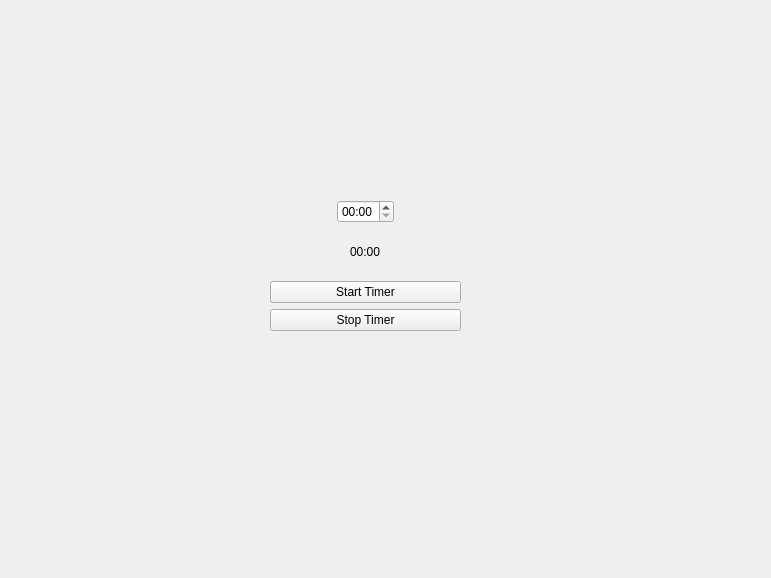
Before: the Qt Designer form mainwindow.ui in alexandra-len/PomodoroTimer, drawn with Qt 5.
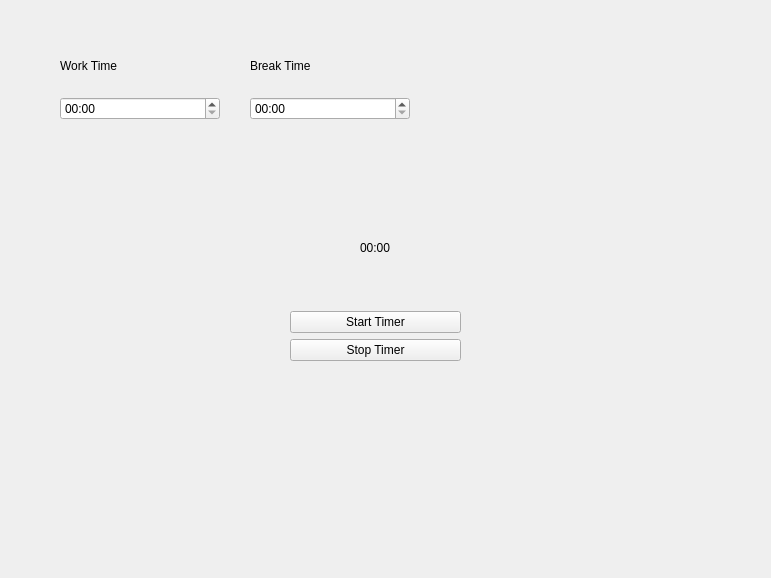
After: the same form once the commit is applied.

Commit message: complete simple timer + refactor

What changed in the file:
```diff
--- a/mainwindow.ui
+++ b/mainwindow.ui
@@ -17,36 +17,84 @@
    <widget class="QWidget" name="gridLayoutWidget">
     <property name="geometry">
      <rect>
-      <x>270</x>
-      <y>200</y>
-      <width>191</width>
-      <height>131</height>
+      <x>290</x>
+      <y>190</y>
+      <width>171</width>
+      <height>171</height>
      </rect>
     </property>
     <layout class="QGridLayout" name="gridLayout">
      <item row="2" column="0">
-      <widget class="QPushButton" name="startBtn">
-       <property name="text">
-        <string>Start Timer</string>
-       </property>
-      </widget>
-     </item>
-     <item row="3" column="0">
       <widget class="QPushButton" name="resetBtn">
        <property name="text">
         <string>Stop Timer</string>
        </property>
       </widget>
      </item>
-     <item row="1" column="0" alignment="Qt::AlignmentFlag::AlignHCenter">
+     <item row="1" column="0">
+      <widget class="QPushButton" name="startBtn">
+       <property name="text">
+        <string>Start Timer</string>
+       </property>
+      </widget>
+     </item>
+     <item row="0" column="0" alignment="Qt::AlignmentFlag::AlignHCenter">
       <widget class="QLabel" name="timerTxt">
        <property name="text">
         <string>00:00</string>
        </property>
       </widget>
      </item>
-     <item row="0" column="0" alignment="Qt::AlignmentFlag::AlignHCenter">
+    </layout>
+   </widget>
+   <widget class="QWidget" name="gridLayoutWidget_2">
+    <property name="geometry">
+     <rect>
+      <x>60</x>
+      <y>40</y>
+      <width>160</width>
+      <height>80</height>
+     </rect>
+    </property>
+    <layout class="QGridLayout" name="gridLayout_2">
+     <item row="2" column="0">
       <widget class="QTimeEdit" name="setTimer">
+       <property name="currentSection">
+        <enum>QDateTimeEdit::Section::MinuteSection</enum>
+       </property>
+       <property name="displayFormat">
+        <string>mm:ss</string>
+       </property>
+      </widget>
+     </item>
+     <item row="1" column="0">
+      <widget class="QLabel" name="label">
+       <property name="text">
+        <string>Work Time</string>
+       </property>
+      </widget>
+     </item>
+    </layout>
+   </widget>
+   <widget class="QWidget" name="gridLayoutWidget_3">
+    <property name="geometry">
+     <rect>
+      <x>250</x>
+      <y>40</y>
+      <width>160</width>
+      <height>80</height>
+     </rect>
+    </property>
+    <layout class="QGridLayout" name="gridLayout_3">
+     <item row="0" column="0">
+      <widget class="QLabel" name="label_2">
+       <property name="text">
+        <string>Break Time</string>
+       </property>
+      </widget>
+     </item>
+     <item row="1" column="0">
+      <widget class="QTimeEdit" name="setTimer_2">
        <property name="currentSection">
         <enum>QDateTimeEdit::Section::MinuteSection</enum>
        </property>
```
The commit also changes 4 other files.
